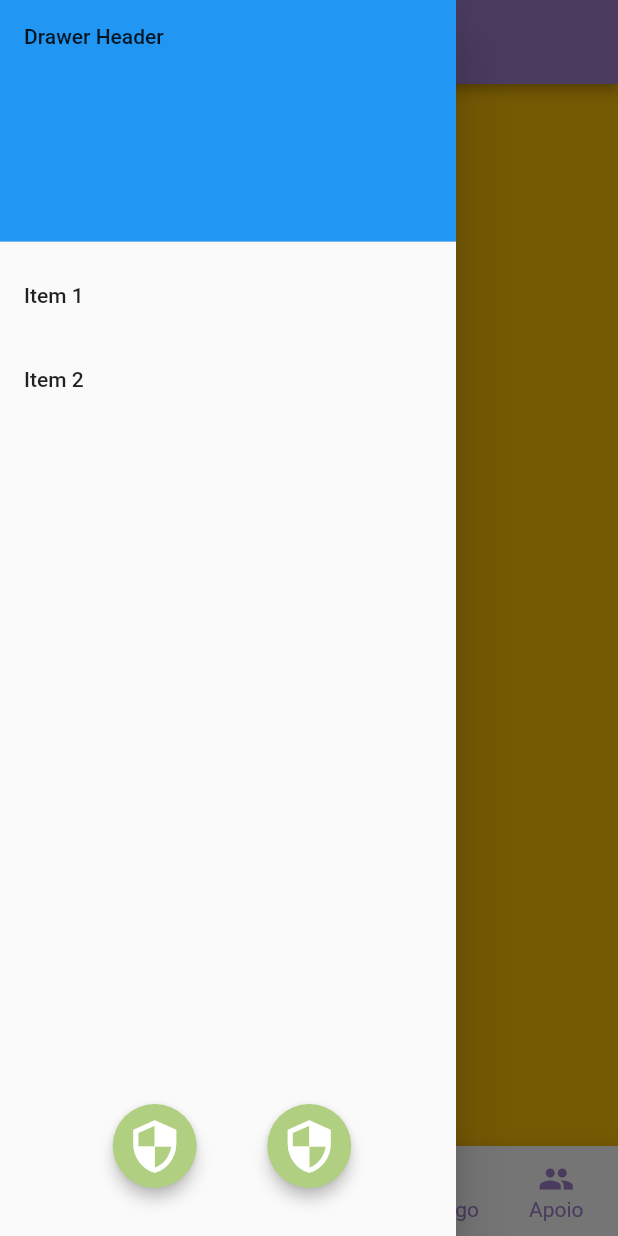
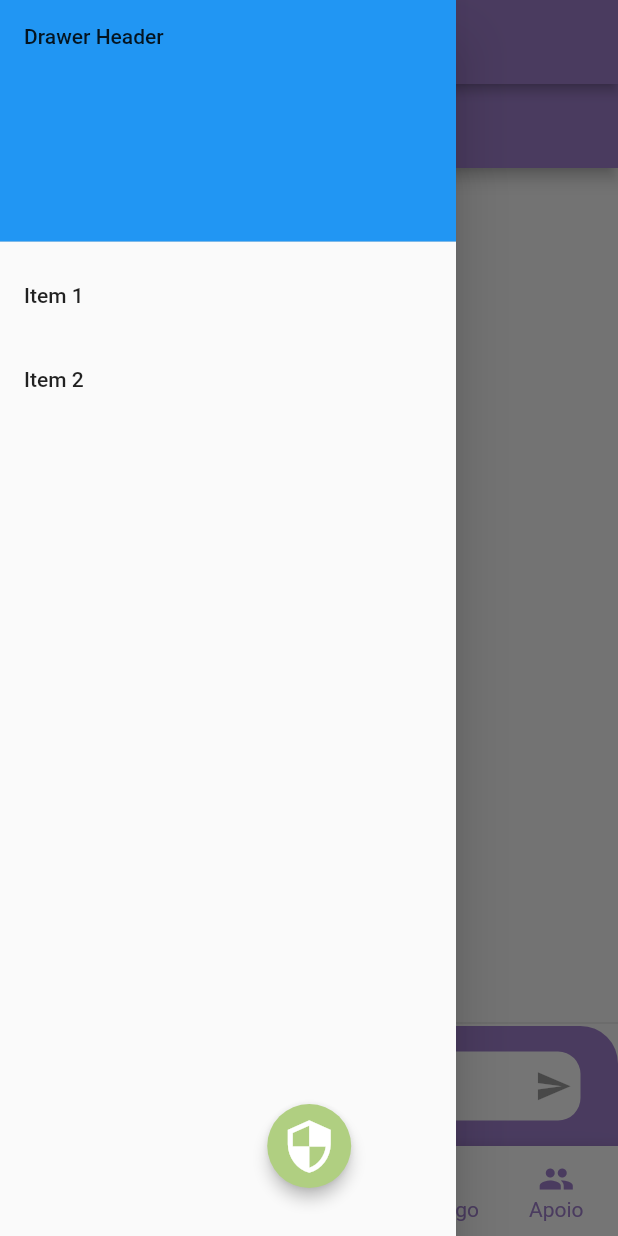
Before and after one commit to JheeKeyth/hackatanga, a Flutter app: the Home screen opened directly, item 2 of the bottom bar chosen, with the side drawer open, on a phone screen of 412 x 824 dp. Run offline on Flutter 3.47's test engine with Material 2 defaults, Android fonts, the phone set to English and light mode, and no system bars; our stand-ins replace carousel_slider, cloud_firestore, firebase_auth, firebase_core, google_sign_in; accounts and stored records are empty.

Commit message:
Implementação de Firebase e Chat (com erro)

```diff
--- a/lib/screens/chat/chat.dart
+++ b/lib/screens/chat/chat.dart
@@ -1,11 +1,12 @@
+import 'dart:convert';
+
+import 'package:cloud_firestore/cloud_firestore.dart';
 import 'package:flutter/material.dart';
-import 'package:cloud_firestore/cloud_firestore.dart';
-
-Query query =
-FirebaseFirestore.instance.collection('firestore-example-app');
+import 'package:hackatanga_project/screens/chat/components/chat_message.dart';
+import 'package:hackatanga_project/screens/chat/components/text_composer.dart';
+import 'package:hackatanga_project/theme/constants.dart';
 
 class Chat extends StatefulWidget {
-
   @override
   _ChatState createState() => _ChatState();
 }
@@ -13,6 +14,105 @@
 class _ChatState extends State<Chat> {
   @override
   Widget build(BuildContext context) {
-    return Container();
+    return SafeArea(
+      bottom: false,
+      top: false,
+      child: Scaffold(
+        appBar: AppBar(
+          title: Text(title_app),
+          centerTitle: true,
+          elevation: 4,
+        ),
+        body: Column(
+          children: [
+            Expanded(
+              child: StreamBuilder(
+                stream: FirebaseFirestore.instance
+                    .collection("messages")
+                    .orderBy('senderDate')
+                    .snapshots(),
+                builder: (context, snapshot) {
+                  switch (snapshot.connectionState) {
+                    case ConnectionState.none:
+                    case ConnectionState.waiting:
+                      return Center(
+                        child: CircularProgressIndicator(),
+                      );
+                    default:
+                      return ListView.builder(
+                        reverse: true,
+                        itemCount: snapshot.data.documents.length,
+                        itemBuilder: (context, index){
+                          List r = snapshot.data.documents.toList();
+                          return ChatMessage(r[index].data);
+                        },
+                      );
+                  }
+                },
+              ),
+            ),
+            Divider(
+              height: 4,
+            ),
+            Container(
+              height: 80,
+              padding: EdgeInsets.all(2),
+              child: Padding(
+                padding: const EdgeInsets.all(15),
+                child: TextComposer(),
+              ),
+              decoration: BoxDecoration(
+                borderRadius: new BorderRadius.only(
+                  topLeft: const Radius.circular(25.0),
+                  topRight: const Radius.circular(25.0),
+                ),
+                color: Theme.of(context).primaryColor,
+              ),
+            ),
+          ],
+        ),
+      ),
+    );
   }
 }
+
+class ChatMessage extends StatelessWidget {
+
+  final Map<String, dynamic> data;
+
+  ChatMessage(this.data);
+
+  @override
+  Widget build(BuildContext context) {
+    print(this.data);
+    return Container(
+      margin: const EdgeInsets.symmetric(vertical: 10.0, horizontal: 10.0),
+      child: Row(
+        crossAxisAlignment: CrossAxisAlignment.start,
+        children: <Widget>[
+          Container(
+            margin: const EdgeInsets.only(right: 16.0),
+            child: CircleAvatar(
+              backgroundImage: NetworkImage('https://thispersondoesnotexist.com/'),
+            ),
+          ),
+          Expanded(
+            child: Column(
+              crossAxisAlignment: CrossAxisAlignment.start,
+              children: <Widget>[
+                Text(
+                  data["senderName"],
+                  style: Theme.of(context).textTheme.subtitle1,
+                ),
+                Container(
+                    margin: const EdgeInsets.only(top: 5.0),
+                    child: Text(data["text"])
+                )
+              ],
+            ),
+          )
+        ],
+      ),
+    );
+  }
+}
--- /dev/null
+++ b/lib/screens/chat/components/text_composer.dart
@@ -0,0 +1,102 @@
+import 'package:cloud_firestore/cloud_firestore.dart';
+import 'package:flutter/cupertino.dart';
+import 'package:flutter/material.dart';
+import 'package:google_sign_in/google_sign_in.dart';
+import 'package:firebase_auth/firebase_auth.dart';
+
+final googleSignIn = GoogleSignIn();
+final auth = FirebaseAuth.instance;
+
+Future<Null> _ensureLoggedIn() async {
+  GoogleSignInAccount user = googleSignIn.currentUser;
+
+  if (user == null) user = await googleSignIn.signInSilently();
+  if (user == null) user = await googleSignIn.signIn();
+  if (auth.currentUser == null) {
+    GoogleSignInAuthentication credentials =
+        await googleSignIn.currentUser.authentication;
+    await auth.signInWithCredential(GoogleAuthProvider.credential(
+        idToken: credentials.idToken, accessToken: credentials.accessToken));
+  }
+}
+
+_handleSubmitted(String text) async {
+  await _ensureLoggedIn();
+  _sendMessage(text: text);
+}
+
+void _sendMessage({String text, String imgUrl}) {
+  FirebaseFirestore.instance.collection("messages").add({
+    "text": text,
+    "imgUrl": imgUrl,
+    "senderName": googleSignIn.currentUser.displayName,
+    "senderPhotoUrl": googleSignIn.currentUser.photoUrl,
+    "senderDate": new DateTime.now().toIso8601String()
+  });
+}
+
+class TextComposer extends StatefulWidget {
+  @override
+  _TextComposerState createState() => _TextComposerState();
+}
+
+class _TextComposerState extends State<TextComposer> {
+  final _textController = TextEditingController();
+  bool _isComposing = false;
+
+  void _reset() {
+    _textController.clear();
+    setState(() {
+      _isComposing = false;
+    });
+  }
+
+  @override
+  Widget build(BuildContext context) {
+    return Container(
+      padding: EdgeInsets.only(left: 15),
+      margin: const EdgeInsets.symmetric(horizontal: 8.0),
+      decoration: BoxDecoration(
+        borderRadius: BorderRadius.circular(15),
+        color: Colors.white,
+      ),
+      child: Row(
+        mainAxisAlignment: MainAxisAlignment.center,
+        crossAxisAlignment: CrossAxisAlignment.center,
+        children: <Widget>[
+          Expanded(
+            flex: 8,
+            child: TextField(
+              controller: _textController,
+              decoration:
+                  InputDecoration.collapsed(hintText: "Enviar uma Mensagem"),
+              onChanged: (text) {
+                setState(() {
+                  _isComposing = text.length > 0;
+                });
+              },
+              onSubmitted: (text) {
+                _handleSubmitted(text);
+                _reset();
+              },
+            ),
+          ),
+          Expanded(
+            flex: 1,
+            child: Center(
+              child: IconButton(
+                icon: Icon(Icons.send, size: 25,),
+                onPressed: _isComposing
+                    ? () {
+                        _handleSubmitted(_textController.text);
+                        _reset();
+                      }
+                    : null,
+              ),
+            ),
+          )
+        ],
+      ),
+    );
+  }
+}
--- a/lib/screens/home/home.dart
+++ b/lib/screens/home/home.dart
@@ -1,4 +1,5 @@
 import 'package:flutter/material.dart';
+import 'package:hackatanga_project/screens/chat/chat.dart';
 import 'package:hackatanga_project/screens/home/components/fab_bottom_app_bar.dart';
 import 'package:hackatanga_project/screens/home/components/anchored_overlay.dart';
 import 'package:hackatanga_project/screens/home/components/drawer.dart';
@@ -87,11 +88,13 @@
     if(index == 0){
       return HomePage();
     } else if(index == 1){
-      return Container(color: Colors.amber);
+      return Chat();
     } else if(index == 2){
       return Container(color: Colors.deepOrange);
     } else if(index == 3){
       return Container(color: Colors.pinkAccent);
     }
+
+    return null;
   }
 }
--- a/pubspec.yaml
+++ b/pubspec.yaml
@@ -35,7 +35,7 @@
   google_sign_in: ^4.4.4
   image_picker: ^0.6.7+4
   carousel_slider: ^2.2.1
-
+  firebase_database: ^4.0.0
 
 dev_dependencies:
   flutter_test:
```
Also changed, not shown: lib/main.dart (+18 -6 lines), lib/screens/chat/components/chat_message.dart (added, +42 -0 lines), 1 other file.
